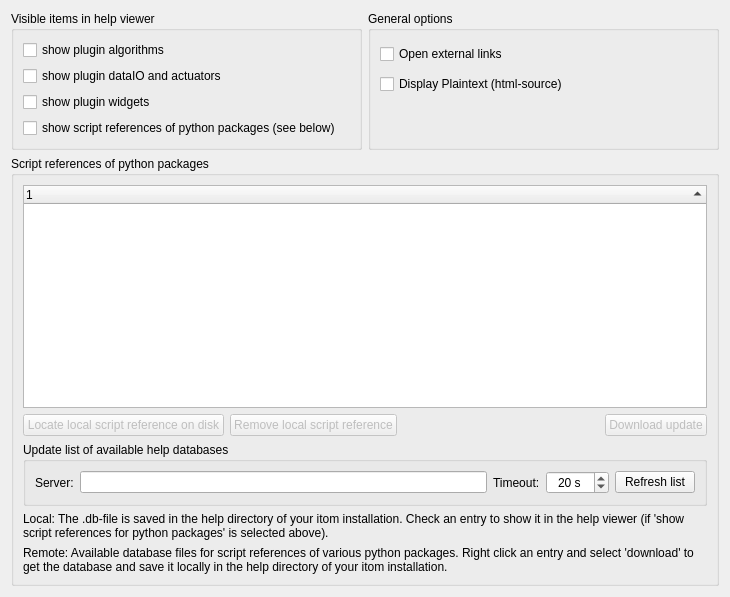
This is Qitom/ui/widgetPropHelpDock.ui in itom-project/itom as Qt 5 draws it before an edit. The edited form follows.
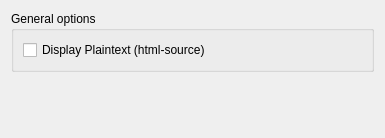
This is the edited form. Icons and pictures are not drawn.

Commit message: the script reference window (help viewer) of itom is now renamed to "plugin help viewer" and only shows information about plugins. The former script reference, based on offline database, hosted at sourceforge.net/p/itom, has been removed since the live script reference (using the python package jedi) fully replaces this technique. OpenSSL is no more needed now.

The edit to the form file:
```diff
--- a/Qitom/ui/widgetPropHelpDock.ui
+++ b/Qitom/ui/widgetPropHelpDock.ui
@@ -6,8 +6,8 @@
    <rect>
     <x>0</x>
     <y>0</y>
-    <width>730</width>
-    <height>597</height>
+    <width>385</width>
+    <height>138</height>
    </rect>
   </property>
   <property name="windowTitle">
@@ -16,56 +16,12 @@
   <layout class="QVBoxLayout" name="verticalLayout_4">
    <item>
     <layout class="QHBoxLayout" name="horizontalLayout_4">
-     <item>
-      <widget class="QGroupBox" name="groupBox_4">
-       <property name="title">
-        <string>Visible items in help viewer</string>
-       </property>
-       <layout class="QVBoxLayout" name="verticalLayout">
-        <item>
-         <widget class="QCheckBox" name="checkFilters">
-          <property name="text">
-           <string>show plugin algorithms</string>
-          </property>
-         </widget>
-        </item>
-        <item>
-         <widget class="QCheckBox" name="checkDataIO">
-          <property name="text">
-           <string>show plugin dataIO and actuators</string>
-          </property>
-         </widget>
-        </item>
-        <item>
-         <widget class="QCheckBox" name="checkWidgets">
-          <property name="text">
-           <string>show plugin widgets</string>
-          </property>
-         </widget>
-        </item>
-        <item>
-         <widget class="QCheckBox" name="checkModules">
-          <property name="text">
-           <string>show script references of python packages (see below)</string>
-          </property>
-         </widget>
-        </item>
-       </layout>
-      </widget>
-     </item>
      <item>
       <widget class="QGroupBox" name="groupBox_2">
        <property name="title">
         <string>General options</string>
        </property>
        <layout class="QVBoxLayout" name="verticalLayout_2">
-        <item>
-         <widget class="QCheckBox" name="checkExtLinks">
-          <property name="text">
-           <string>Open external links</string>
-          </property>
-         </widget>
-        </item>
         <item>
          <widget class="QCheckBox" name="checkPlaintext">
           <property name="text">
@@ -73,254 +29,23 @@
           </property>
          </widget>
         </item>
-        <item>
-         <spacer name="verticalSpacer">
-          <property name="orientation">
-           <enum>Qt::Vertical</enum>
-          </property>
-          <property name="sizeType">
-           <enum>QSizePolicy::Preferred</enum>
-          </property>
-          <property name="sizeHint" stdset="0">
-           <size>
-            <width>20</width>
-            <height>40</height>
-           </size>
-          </property>
-         </spacer>
-        </item>
        </layout>
       </widget>
      </item>
     </layout>
    </item>
    <item>
-    <widget class="QGroupBox" name="groupBox">
-     <property name="title">
-      <string>Script references of python packages</string>
+    <spacer name="verticalSpacer_2">
+     <property name="orientation">
+      <enum>Qt::Vertical</enum>
      </property>
-     <layout class="QVBoxLayout" name="verticalLayout_3">
-      <item>
-       <layout class="QHBoxLayout" name="horizontalLayout_2" stretch="2">
-        <item>
-         <widget class="QTreeWidget" name="treeWidgetDB">
-          <property name="sizePolicy">
-           <sizepolicy hsizetype="Expanding" vsizetype="Expanding">
-            <horstretch>0</horstretch>
-            <verstretch>0</verstretch>
-           </sizepolicy>
-          </property>
-          <property name="editTriggers">
-           <set>QAbstractItemView::NoEditTriggers</set>
-          </property>
-          <property name="showDropIndicator" stdset="0">
-           <bool>false</bool>
-          </property>
-          <property name="indentation">
-           <number>10</number>
-          </property>
-          <property name="rootIsDecorated">
-           <bool>true</bool>
-          </property>
-          <property name="itemsExpandable">
-           <bool>true</bool>
-          </property>
-          <property name="animated">
-           <bool>true</bool>
-          </property>
-          <property name="expandsOnDoubleClick">
-           <bool>true</bool>
-          </property>
-          <property name="columnCount">
-           <number>1</number>
-          </property>
-          <attribute name="headerVisible">
-           <bool>true</bool>
-          </attribute>
-          <attribute name="headerCascadingSectionResizes">
-           <bool>false</bool>
-          </attribute>
-          <attribute name="headerHighlightSections">
-           <bool>false</bool>
-          </attribute>
-          <attribute name="headerShowSortIndicator" stdset="0">
-           <bool>true</bool>
-          </attribute>
-          <attribute name="headerStretchLastSection">
-           <bool>true</bool>
-          </attribute>
-          <column>
-           <property name="text">
-            <string notr="true">1</string>
-           </property>
-          </column>
-         </widget>
-        </item>
-       </layout>
-      </item>
-      <item>
-       <layout class="QHBoxLayout" name="horizontalLayout_6">
-        <item>
-         <widget class="QPushButton" name="btnLocateOnDisk">
-          <property name="enabled">
-           <bool>false</bool>
-          </property>
-          <property name="text">
-           <string>Locate local script reference on disk</string>
-          </property>
-          <property name="icon">
-           <iconset resource="../qitom.qrc">
-            <normaloff>:/files/icons/browser.png</normaloff>:/files/icons/browser.png</iconset>
-          </property>
-         </widget>
-        </item>
-        <item>
-         <widget class="QPushButton" name="btnRemoveDatabase">
-          <property name="enabled">
-           <bool>false</bool>
-          </property>
-          <property name="text">
-           <string>Remove local script reference</string>
-          </property>
-          <property name="icon">
-           <iconset resource="../qitom.qrc">
-            <normaloff>:/helpTreeDockWidget/deleteDatabase</normaloff>:/helpTreeDockWidget/deleteDatabase</iconset>
-          </property>
-         </widget>
-        </item>
-        <item>
-         <spacer name="horizontalSpacer">
-          <property name="orientation">
-           <enum>Qt::Horizontal</enum>
-          </property>
-          <property name="sizeHint" stdset="0">
-           <size>
-            <width>40</width>
-            <height>20</height>
-           </size>
-          </property>
-         </spacer>
-        </item>
-        <item>
-         <widget class="QPushButton" name="btnDownload">
-          <property name="enabled">
-           <bool>false</bool>
-          </property>
-          <property name="text">
-           <string>Download update</string>
-          </property>
-          <property name="icon">
-           <iconset resource="../qitom.qrc">
-            <normaloff>:/helpTreeDockWidget/downloadUpdate</normaloff>:/helpTreeDockWidget/downloadUpdate</iconset>
-          </property>
-         </widget>
-        </item>
-       </layout>
-      </item>
-      <item>
-       <widget class="QGroupBox" name="groupBox_3">
-        <property name="minimumSize">
-         <size>
-          <width>0</width>
-          <height>0</height>
-         </size>
-        </property>
-        <property name="title">
-         <string>Update list of available help databases</string>
-        </property>
-        <layout class="QHBoxLayout" name="horizontalLayout_5">
-         <item>
-          <layout class="QHBoxLayout" name="horizontalLayout">
-           <item>
-            <widget class="QLabel" name="label_2">
-             <property name="text">
-              <string>Server:</string>
-             </property>
-            </widget>
-           </item>
-           <item>
-            <widget class="QLineEdit" name="lineEdit">
-             <property name="readOnly">
-              <bool>true</bool>
-             </property>
-            </widget>
-           </item>
-          </layout>
-         </item>
-         <item>
-          <layout class="QHBoxLayout" name="horizontalLayout_3">
-           <item>
-            <widget class="QLabel" name="label">
-             <property name="text">
-              <string>Timeout:</string>
-             </property>
-            </widget>
-           </item>
-           <item>
-            <widget class="QSpinBox" name="spinTimeout">
-             <property name="sizePolicy">
-              <sizepolicy hsizetype="Maximum" vsizetype="Fixed">
-               <horstretch>0</horstretch>
-               <verstretch>0</verstretch>
-              </sizepolicy>
-             </property>
-             <property name="maximumSize">
-              <size>
-               <width>90</width>
-               <height>16777215</height>
-              </size>
-             </property>
-             <property name="layoutDirection">
-              <enum>Qt::LeftToRight</enum>
-             </property>
-             <property name="alignment">
-              <set>Qt::AlignCenter</set>
-             </property>
-             <property name="suffix">
-              <string> s</string>
-             </property>
-             <property name="maximum">
-              <number>3600</number>
-             </property>
-             <property name="value">
-              <number>20</number>
-             </property>
-            </widget>
-           </item>
-          </layout>
-         </item>
-         <item>
-          <widget class="QPushButton" name="pushRefreshUpdates">
-           <property name="text">
-            <string>Refresh list</string>
-           </property>
-          </widget>
-         </item>
-        </layout>
-       </widget>
-      </item>
-      <item>
-       <widget class="QLabel" name="label_3">
-        <property name="text">
-         <string>Local: The .db-file is saved in the help directory of your itom installation. Check an entry to show it in the help viewer (if 'show script references for python packages' is selected above).</string>
-        </property>
-        <property name="wordWrap">
-         <bool>true</bool>
-        </property>
-       </widget>
-      </item>
-      <item>
-       <widget class="QLabel" name="label_4">
-        <property name="text">
-         <string>Remote: Available database files for script references of various python packages. Right click an entry and select 'download' to get the database and save it locally in the help directory of your itom installation.</string>
-        </property>
-        <property name="wordWrap">
-         <bool>true</bool>
-        </property>
-       </widget>
-      </item>
-     </layout>
-    </widget>
+     <property name="sizeHint" stdset="0">
+      <size>
+       <width>20</width>
+       <height>40</height>
+      </size>
+     </property>
+    </spacer>
    </item>
   </layout>
  </widget>
```
The commit also changes 14 other files.
